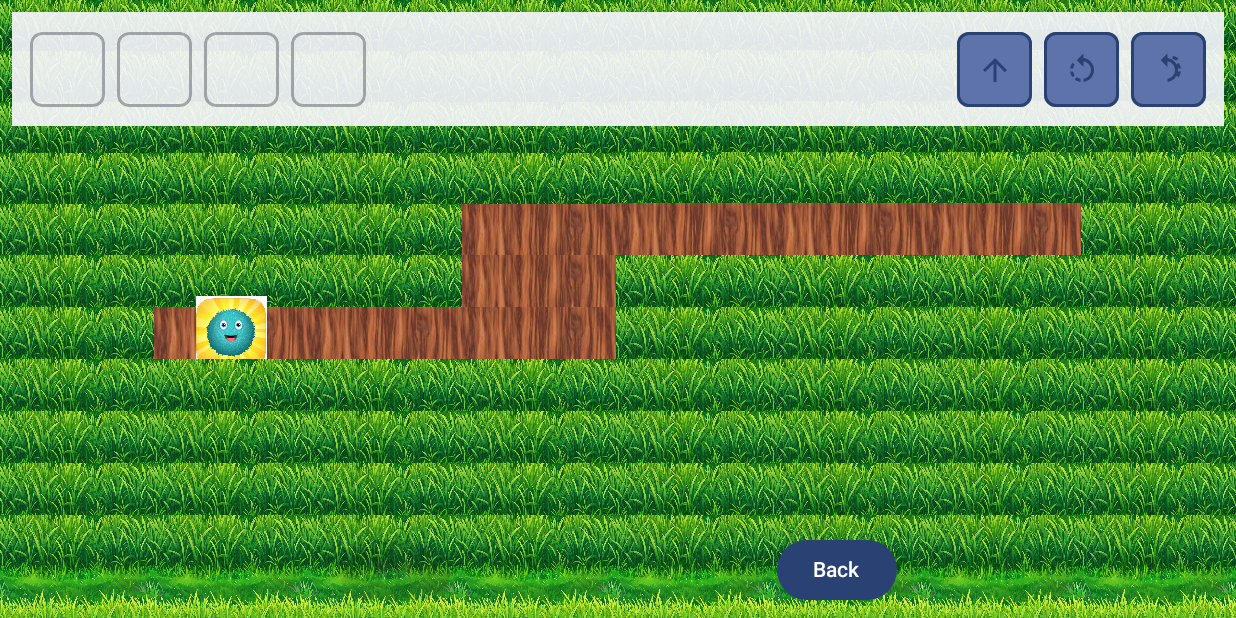
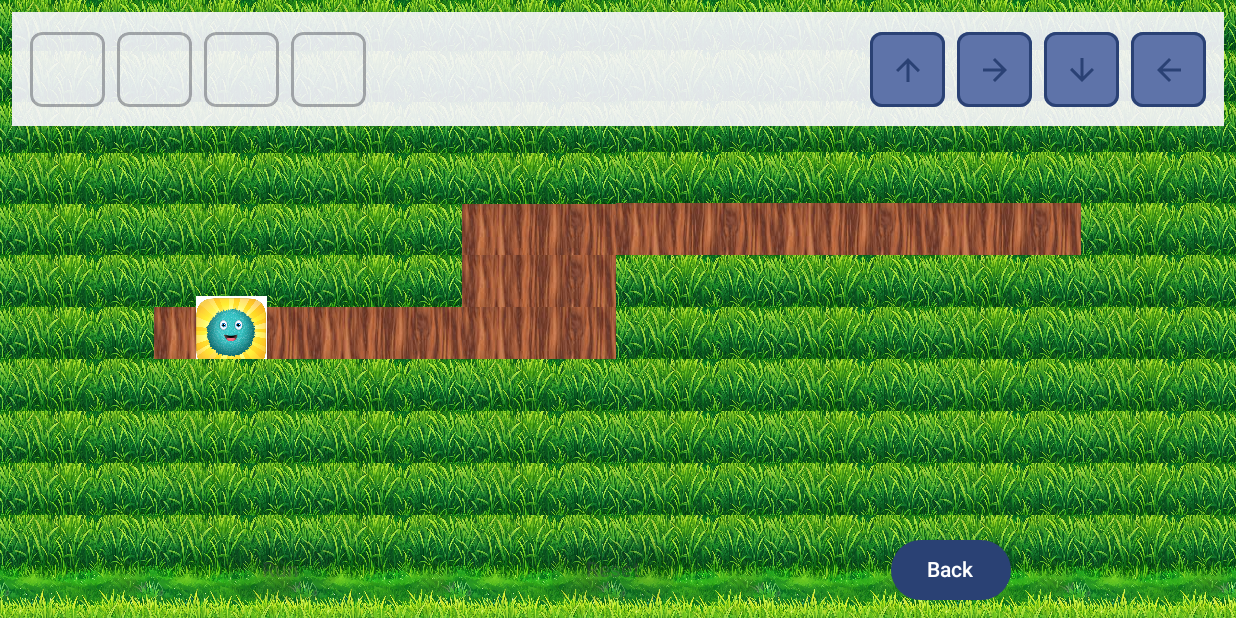
Before and after one commit to SuperNovaXYZ/Week12, an Android app built with Jetpack Compose: the Level1Screen screen opened through its navigation route, on a phone screen of 824 x 412 dp (held sideways). Run offline under Robolectric (Android 15) with nearby library versions, the phone set to English and light mode, and no system bars.

Commit message:
I finally got him SPINNINGGGGG

```diff
--- a/app/src/main/java/com/example/novacode/components/CommandBlock.kt
+++ b/app/src/main/java/com/example/novacode/components/CommandBlock.kt
@@ -34,9 +34,10 @@ fun CommandBlock(
     ) {
         Icon(
             painter = when (command) {
-                Command.MOVE_FORWARD -> painterResource(R.drawable.ic_move_forward)
-                Command.TURN_LEFT -> painterResource(R.drawable.ic_turn_left)
-                Command.TURN_RIGHT -> painterResource(R.drawable.ic_turn_right)
+                Command.MOVE_UP -> painterResource(R.drawable.ic_move_up)
+                Command.MOVE_RIGHT -> painterResource(R.drawable.ic_move_right)
+                Command.MOVE_DOWN -> painterResource(R.drawable.ic_move_down)
+                Command.MOVE_LEFT -> painterResource(R.drawable.ic_move_left)
             },
             contentDescription = command.name,
             tint = MaterialTheme.colorScheme.primary,
--- a/app/src/main/java/com/example/novacode/components/GameGrid.kt
+++ b/app/src/main/java/com/example/novacode/components/GameGrid.kt
@@ -18,6 +18,7 @@ fun GameGrid(
     grid: Array<Array<TileType>>,
     currentPosition: GridPosition,
     currentDirection: Direction,
+    isMoving: Boolean = false,
     modifier: Modifier = Modifier
 ) {
     Column(
@@ -66,6 +67,7 @@ fun GameGrid(
                             ) {
                                 PlayerCharacter(
                                     direction = currentDirection,
+                                    isMoving = isMoving,
                                     modifier = Modifier.size(48.dp)
                                 )
                             }
--- a/app/src/main/java/com/example/novacode/components/PlayerCharacter.kt
+++ b/app/src/main/java/com/example/novacode/components/PlayerCharacter.kt
@@ -1,25 +1,41 @@
 package com.example.novacode.components
 
+import androidx.compose.animation.core.*
 import androidx.compose.foundation.Image
 import androidx.compose.foundation.layout.Box
-import androidx.compose.foundation.layout.fillMaxSize
-import androidx.compose.foundation.layout.padding
-import androidx.compose.foundation.layout.size
-import androidx.compose.runtime.Composable
+import androidx.compose.runtime.*
 import androidx.compose.ui.Alignment
 import androidx.compose.ui.Modifier
 import androidx.compose.ui.draw.rotate
-import androidx.compose.ui.graphics.Color
 import androidx.compose.ui.res.painterResource
-import androidx.compose.ui.unit.dp
 import com.example.novacode.R
 import com.example.novacode.model.Direction
 
 @Composable
 fun PlayerCharacter(
     direction: Direction,
+    isMoving: Boolean = false,
     modifier: Modifier = Modifier
 ) {
+    // Create rotation animation only when moving
+    val rotation by if (isMoving) {
+        val infiniteTransition = rememberInfiniteTransition(label = "rotate")
+        infiniteTransition.animateFloat(
+            initialValue = 0f,
+            targetValue = 360f,
+            animationSpec = infiniteRepeatable(
+                animation = tween(
+                    durationMillis = 1000,
+                    easing = LinearEasing
+                ),
+                repeatMode = RepeatMode.Restart
+            ),
+            label = "rotation"
+        )
+    } else {
+        remember { mutableStateOf(0f) }
+    }
+
     Box(
         modifier = modifier,
         contentAlignment = Alignment.Center
@@ -28,8 +44,8 @@ fun PlayerCharacter(
             painter = painterResource(R.drawable.ic_player),
             contentDescription = "Player",
             modifier = Modifier
-                .size(64.dp)
-                .rotate(
+                .rotate(rotation)  // Apply spinning animation only when moving
+                .rotate(  // Always apply direction-based rotation
                     when (direction) {
                         Direction.UP -> 270f
                         Direction.RIGHT -> 0f
--- a/app/src/main/java/com/example/novacode/model/Level.kt
+++ b/app/src/main/java/com/example/novacode/model/Level.kt
@@ -17,9 +17,10 @@ enum class Direction {
 }
 
 enum class Command {
-    MOVE_FORWARD,
-    TURN_LEFT,
-    TURN_RIGHT
+    MOVE_UP,
+    MOVE_RIGHT,
+    MOVE_DOWN,
+    MOVE_LEFT
 }
 
 data class Level(
--- /dev/null
+++ b/app/src/main/res/drawable/ic_move_down.xml
@@ -0,0 +1,5 @@
+<vector android:height="24dp" android:tint="#000000"
+    android:viewportHeight="24" android:viewportWidth="24"
+    android:width="24dp" xmlns:android="http://schemas.android.com/apk/res/android">
+    <path android:fillColor="@android:color/white" android:pathData="M20,12l-1.41,-1.41L13,16.17V4h-2v12.17l-5.58,-5.59L4,12l8,8 8,-8z"/>
+</vector>
--- /dev/null
+++ b/app/src/main/res/drawable/ic_move_left.xml
@@ -0,0 +1,5 @@
+<vector android:height="24dp" android:tint="#000000"
+    android:viewportHeight="24" android:viewportWidth="24"
+    android:width="24dp" xmlns:android="http://schemas.android.com/apk/res/android">
+    <path android:fillColor="@android:color/white" android:pathData="M20,11H7.83l5.59,-5.59L12,4l-8,8 8,8 1.41,-1.41L7.83,13H20v-2z"/>
+</vector>
--- /dev/null
+++ b/app/src/main/res/drawable/ic_move_right.xml
@@ -0,0 +1,5 @@
+<vector android:height="24dp" android:tint="#000000"
+    android:viewportHeight="24" android:viewportWidth="24"
+    android:width="24dp" xmlns:android="http://schemas.android.com/apk/res/android">
+    <path android:fillColor="@android:color/white" android:pathData="M12,4l-1.41,1.41L16.17,11H4v2h12.17l-5.58,5.59L12,20l8,-8z"/>
+</vector>
--- /dev/null
+++ b/app/src/main/res/drawable/ic_move_up.xml
@@ -0,0 +1,5 @@
+<vector android:height="24dp" android:tint="#000000"
+    android:viewportHeight="24" android:viewportWidth="24"
+    android:width="24dp" xmlns:android="http://schemas.android.com/apk/res/android">
+    <path android:fillColor="@android:color/white" android:pathData="M4,12l1.41,1.41L11,7.83V20h2V7.83l5.58,5.59L20,12l-8,-8 -8,8z"/>
+</vector>
```
Also changed, not shown: app/src/main/java/com/example/novacode/screens/GameScreens.kt (+51 -33 lines).
